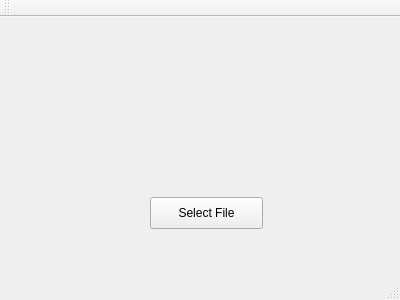
Before: the Qt Designer form mainwindow.ui in Skwarte/rapid-read-gui, drawn with Qt 5.
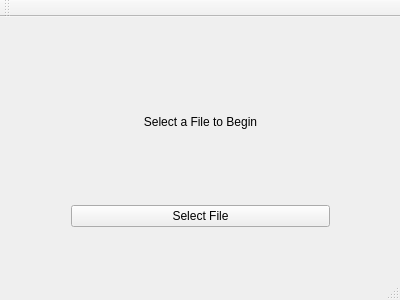
After: the same form once the commit is applied.

Commit message: window displays words at a set WPM speed.

Patch:
```diff
--- a/mainwindow.ui
+++ b/mainwindow.ui
@@ -14,18 +14,49 @@
    <string>MainWindow</string>
   </property>
   <widget class="QWidget" name="centralWidget">
-   <widget class="QPushButton" name="pushButton">
+   <widget class="QWidget" name="">
     <property name="geometry">
      <rect>
-      <x>150</x>
-      <y>180</y>
-      <width>113</width>
-      <height>32</height>
+      <x>60</x>
+      <y>10</y>
+      <width>281</width>
+      <height>211</height>
      </rect>
     </property>
-    <property name="text">
-     <string>Select File</string>
-    </property>
+    <layout class="QVBoxLayout" name="verticalLayout">
+     <property name="spacing">
+      <number>0</number>
+     </property>
+     <property name="sizeConstraint">
+      <enum>QLayout::SetDefaultConstraint</enum>
+     </property>
+     <item>
+      <widget class="QLabel" name="currWord">
+       <property name="text">
+        <string>Select a File to Begin</string>
+       </property>
+       <property name="textFormat">
+        <enum>Qt::AutoText</enum>
+       </property>
+       <property name="scaledContents">
+        <bool>false</bool>
+       </property>
+       <property name="alignment">
+        <set>Qt::AlignCenter</set>
+       </property>
+       <property name="wordWrap">
+        <bool>true</bool>
+       </property>
+      </widget>
+     </item>
+     <item>
+      <widget class="QPushButton" name="pushButton">
+       <property name="text">
+        <string>Select File</string>
+       </property>
+      </widget>
+     </item>
+    </layout>
    </widget>
   </widget>
   <widget class="QMenuBar" name="menuBar">
```
Left out of the diff: 2 changed lines with no effect on the pictures. The commit also changes 1 other file.
